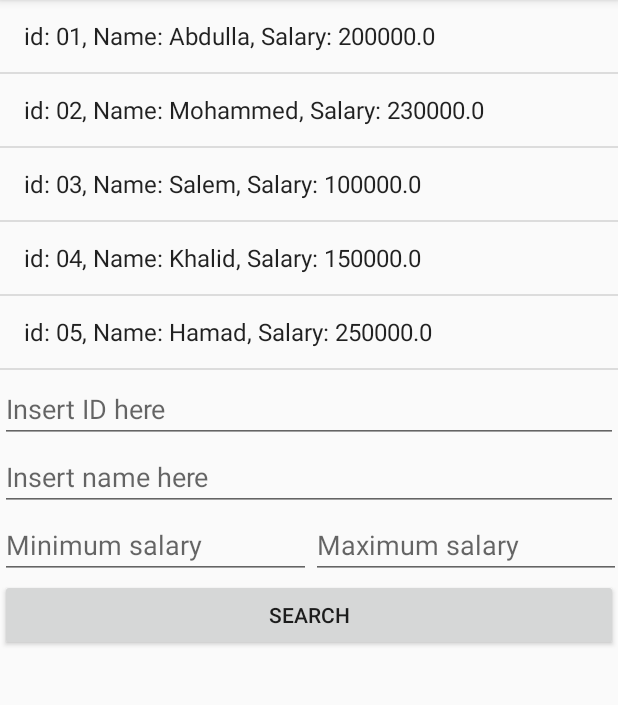
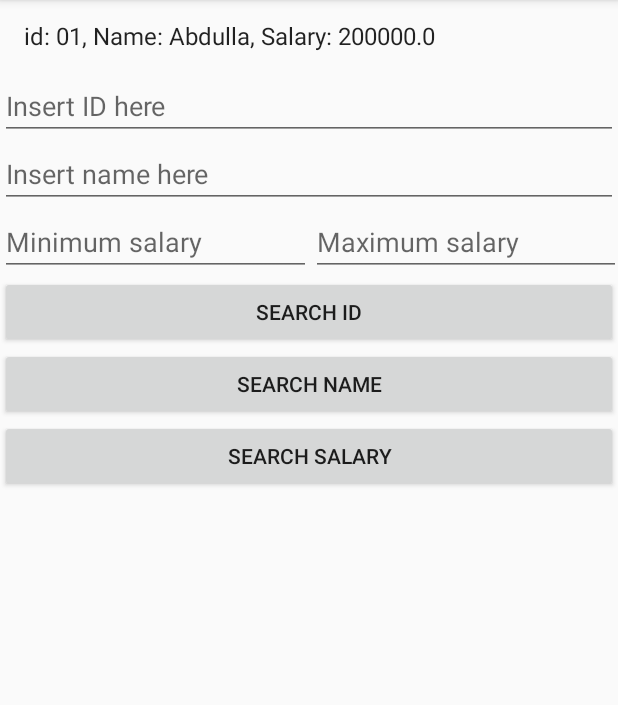
Before and after one commit to overwatcheddude/cia4003_week2_activity04_json_parsing_task2, an Android app: the screen it shows after launch (MainActivity), on a phone screen of 412 x 824 dp, the part 84-789 px from its top. Run offline under Robolectric (Android 15) with nearby library versions, the phone set to English and light mode, and no system bars.

Commit message:
Added search by name

```diff
--- a/app/src/main/res/layout/activity_main.xml
+++ b/app/src/main/res/layout/activity_main.xml
@@ -19,7 +19,7 @@
             <ListView
                 android:id="@+id/list"
                 android:layout_width="match_parent"
-                android:layout_height="250dp"
+                android:layout_height="wrap_content"
                 app:layout_constraintStart_toStartOf="parent"
                 app:layout_constraintTop_toTopOf="parent" />
 
@@ -77,10 +77,23 @@
     </ScrollView>
 
     <Button
-        android:id="@+id/btnSearch"
+        android:id="@+id/btnSearchID"
         android:layout_width="match_parent"
         android:layout_height="wrap_content"
-        android:onClick="onSearch"
-        android:text="Search" />
+        android:onClick="onIdSearch"
+        android:text="Search ID" />
+
+    <Button
+        android:id="@+id/btnSearchName"
+        android:layout_width="match_parent"
+        android:layout_height="wrap_content"
+        android:onClick="onNameSearch"
+        android:text="Search Name" />
+
+    <Button
+        android:id="@+id/btnSearchSalary"
+        android:layout_width="match_parent"
+        android:layout_height="wrap_content"
+        android:text="Search Salary" />
 
 </LinearLayout>
```
Also changed, not shown: app/src/main/java/com/example/over/activity04_json_parsing_task2/MainActivity.java (+111 -17 lines).
